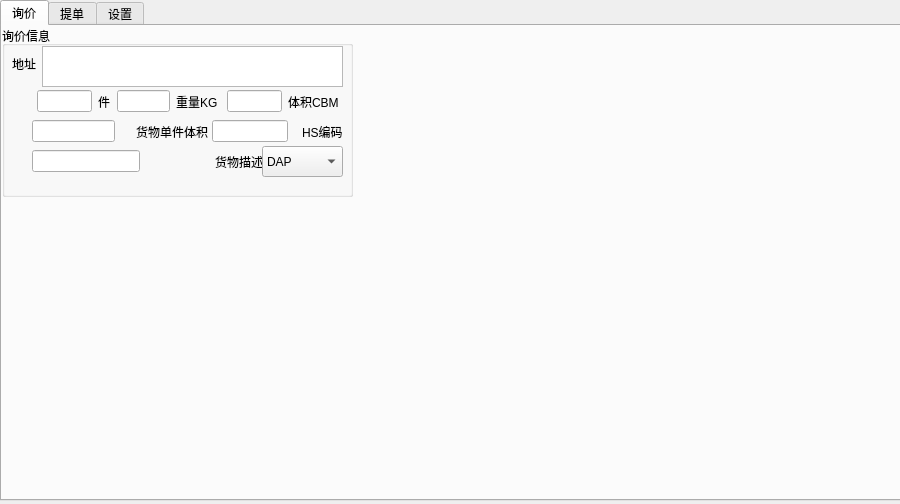
The window that untitled.ui (jerryliang122-vast/working-CIF-service) describes before a commit, drawn with Qt 5.
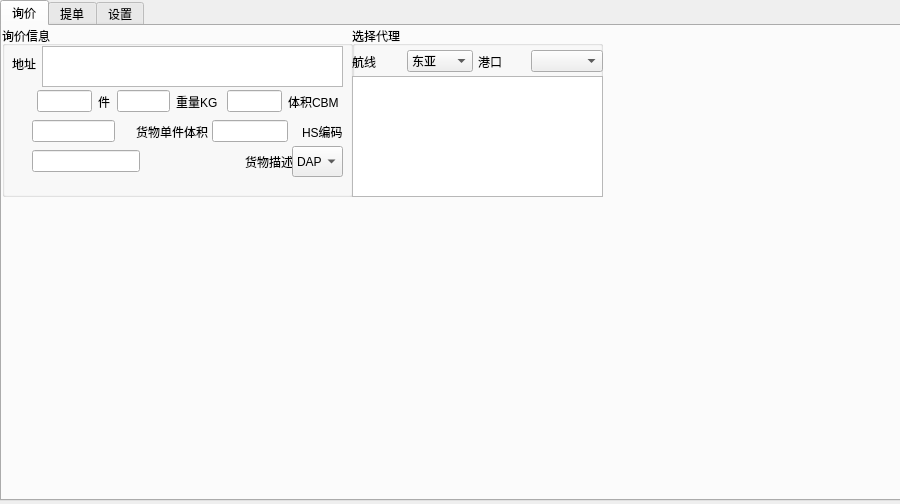
The same window after the commit.

Patch:
```diff
--- a/untitled.ui
+++ b/untitled.ui
@@ -291,7 +291,7 @@
        <rect>
         <x>30</x>
         <y>120</y>
-        <width>231</width>
+        <width>261</width>
         <height>31</height>
        </rect>
       </property>
@@ -324,9 +324,9 @@
      <widget class="QComboBox" name="comboBox">
       <property name="geometry">
        <rect>
-        <x>260</x>
+        <x>290</x>
         <y>120</y>
-        <width>81</width>
+        <width>51</width>
         <height>31</height>
        </rect>
       </property>
@@ -347,6 +347,133 @@
       </item>
      </widget>
     </widget>
+    <widget class="QGroupBox" name="groupBox_2">
+     <property name="geometry">
+      <rect>
+       <x>350</x>
+       <y>0</y>
+       <width>251</width>
+       <height>171</height>
+      </rect>
+     </property>
+     <property name="title">
+      <string>选择代理</string>
+     </property>
+     <widget class="QListView" name="listView">
+      <property name="geometry">
+       <rect>
+        <x>0</x>
+        <y>50</y>
+        <width>251</width>
+        <height>121</height>
+       </rect>
+      </property>
+     </widget>
+     <widget class="QWidget" name="horizontalLayoutWidget_7">
+      <property name="geometry">
+       <rect>
+        <x>120</x>
+        <y>20</y>
+        <width>131</width>
+        <height>31</height>
+       </rect>
+      </property>
+      <layout class="QHBoxLayout" name="horizontalLayout_7">
+       <property name="leftMargin">
+        <number>6</number>
+       </property>
+       <item>
+        <widget class="QLabel" name="label_9">
+         <property name="text">
+          <string>港口</string>
+         </property>
+        </widget>
+       </item>
+       <item>
+        <spacer name="horizontalSpacer_7">
+         <property name="orientation">
+          <enum>Qt::Horizontal</enum>
+         </property>
+         <property name="sizeHint" stdset="0">
+          <size>
+           <width>40</width>
+           <height>20</height>
+          </size>
+         </property>
+        </spacer>
+       </item>
+       <item>
+        <widget class="QComboBox" name="comboBox_3"/>
+       </item>
+      </layout>
+     </widget>
+     <widget class="QWidget" name="horizontalLayoutWidget_8">
+      <property name="geometry">
+       <rect>
+        <x>0</x>
+        <y>20</y>
+        <width>121</width>
+        <height>31</height>
+       </rect>
+      </property>
+      <layout class="QHBoxLayout" name="horizontalLayout_8">
+       <item>
+        <widget class="QLabel" name="label_8">
+         <property name="text">
+          <string>航线</string>
+         </property>
+        </widget>
+       </item>
+       <item>
+        <spacer name="horizontalSpacer_8">
+         <property name="orientation">
+          <enum>Qt::Horizontal</enum>
+         </property>
+         <property name="sizeHint" stdset="0">
+          <size>
+           <width>40</width>
+           <height>20</height>
+          </size>
+         </property>
+        </spacer>
+       </item>
+       <item>
+        <widget class="QComboBox" name="comboBox_2">
+         <item>
+          <property name="text">
+           <string>东亚</string>
+          </property>
+         </item>
+         <item>
+          <property name="text">
+           <string>东南亚</string>
+          </property>
+         </item>
+         <item>
+          <property name="text">
+           <string>印巴</string>
+          </property>
+         </item>
+         <item>
+          <property name="text">
+           <string>澳洲</string>
+          </property>
+         </item>
+         <item>
+          <property name="text">
+           <string>北美</string>
+          </property>
+         </item>
+         <item>
+          <property name="text">
+           <string>南美</string>
+          </property>
+         </item>
+        </widget>
+       </item>
+      </layout>
+     </widget>
+    </widget>
    </widget>
    <widget class="QWidget" name="tab_2">
     <attribute name="title">
```
